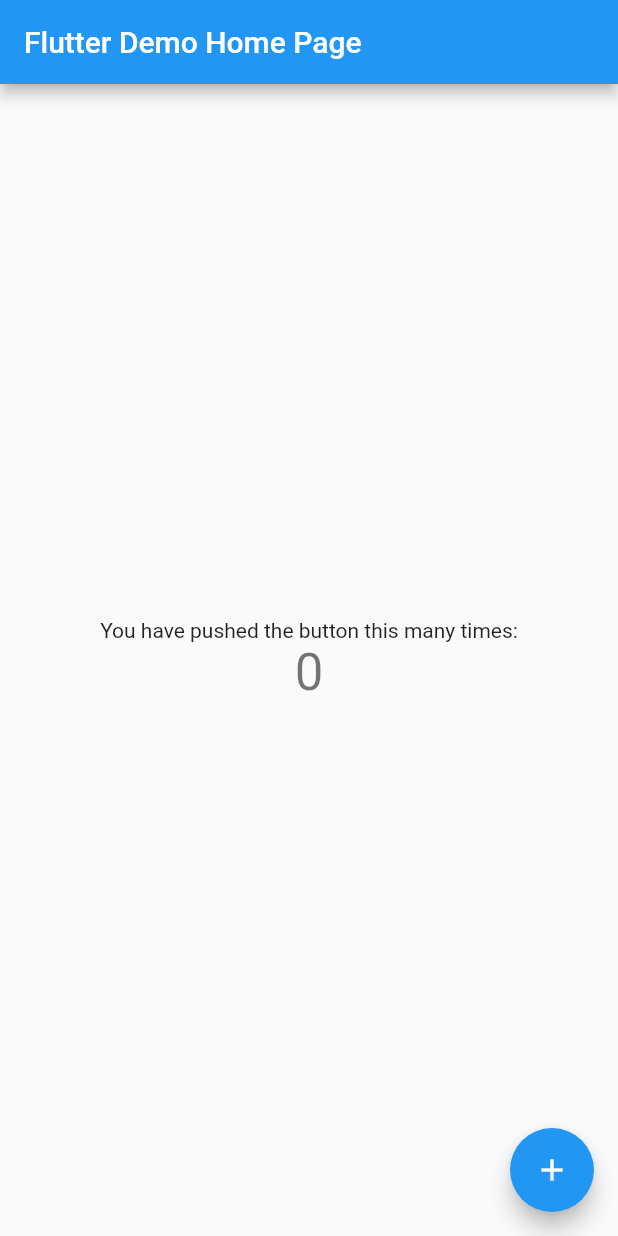
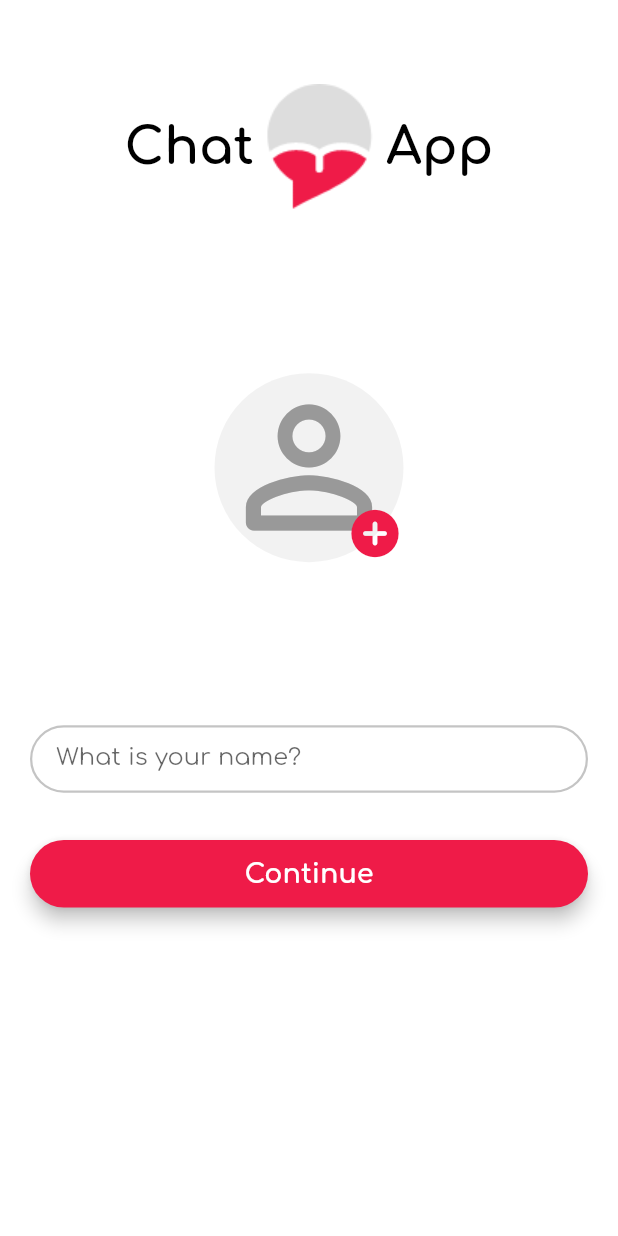
Before and after one commit to sauravgpt/fullstack_flutter_chat_app, a Flutter app: the screen it shows after launch, on a phone screen of 412 x 824 dp. Run offline on Flutter 3.47's test engine with Material 2 defaults, Android fonts, the phone set to English and light mode, and no system bars; our stand-ins replace bloc, equatable, google_fonts, sqflite; missing offline and left inert: encrypt, rethinkdb_dart; accounts and stored records are empty.

Commit message:
Onboarding Screen Implemented

```diff
--- /dev/null
+++ b/lib/colors.dart
@@ -0,0 +1,9 @@
+import 'package:flutter/material.dart';
+
+const kPrimary = Color(0xFFEF1B48);
+const kBubbleLight = Color(0xFFE8E8E8);
+const kBubbleDark = Color(0xFF262629);
+const kAppBarDark = Color(0xFF111111);
+const kActiveUsersDark = Color(0xFF3B3B3B);
+const kIndicatorBubble = Color(0xFF39B54A);
+const kIconLight = Color(0xFF999999);
--- a/lib/main.dart
+++ b/lib/main.dart
@@ -1,113 +1,20 @@
 import 'package:flutter/material.dart';
+import 'package:fullstack_chat_app/theme.dart';
+import 'package:fullstack_chat_app/ui/pages/onboarding/onboarding.dart';
 
 void main() {
   runApp(MyApp());
 }
 
 class MyApp extends StatelessWidget {
-  // This widget is the root of your application.
   @override
   Widget build(BuildContext context) {
     return MaterialApp(
-      title: 'Flutter Demo',
-      theme: ThemeData(
-        // This is the theme of your application.
-        //
-        // Try running your application with "flutter run". You'll see the
-        // application has a blue toolbar. Then, without quitting the app, try
-        // changing the primarySwatch below to Colors.green and then invoke
-        // "hot reload" (press "r" in the console where you ran "flutter run",
-        // or simply save your changes to "hot reload" in a Flutter IDE).
-        // Notice that the counter didn't reset back to zero; the application
-        // is not restarted.
-        primarySwatch: Colors.blue,
-      ),
-      home: MyHomePage(title: 'Flutter Demo Home Page'),
+      debugShowCheckedModeBanner: false,
+      title: 'Chat App',
+      theme: lightTheme(context),
+      darkTheme: darkTheme(context),
+      home: Onboarding()
     );
   }
 }
-
-class MyHomePage extends StatefulWidget {
-  MyHomePage({Key key, this.title}) : super(key: key);
-
-  // This widget is the home page of your application. It is stateful, meaning
-  // that it has a State object (defined below) that contains fields that affect
-  // how it looks.
-
-  // This class is the configuration for the state. It holds the values (in this
-  // case the title) provided by the parent (in this case the App widget) and
-  // used by the build method of the State. Fields in a Widget subclass are
-  // always marked "final".
-
-  final String title;
-
-  @override
-  _MyHomePageState createState() => _MyHomePageState();
-}
-
-class _MyHomePageState extends State<MyHomePage> {
-  int _counter = 0;
-
-  void _incrementCounter() {
-    setState(() {
-      // This call to setState tells the Flutter framework that something has
-      // changed in this State, which causes it to rerun the build method below
-      // so that the display can reflect the updated values. If we changed
-      // _counter without calling setState(), then the build method would not be
-      // called again, and so nothing would appear to happen.
-      _counter++;
-    });
-  }
-
-  @override
-  Widget build(BuildContext context) {
-    // This method is rerun every time setState is called, for instance as done
-    // by the _incrementCounter method above.
-    //
-    // The Flutter framework has been optimized to make rerunning build methods
-    // fast, so that you can just rebuild anything that needs updating rather
-    // than having to individually change instances of widgets.
-    return Scaffold(
-      appBar: AppBar(
-        // Here we take the value from the MyHomePage object that was created by
-        // the App.build method, and use it to set our appbar title.
-        title: Text(widget.title),
-      ),
-      body: Center(
-        // Center is a layout widget. It takes a single child and positions it
-        // in the middle of the parent.
-        child: Column(
-          // Column is also a layout widget. It takes a list of children and
-          // arranges them vertically. By default, it sizes itself to fit its
-          // children horizontally, and tries to be as tall as its parent.
-          //
-          // Invoke "debug painting" (press "p" in the console, choose the
-          // "Toggle Debug Paint" action from the Flutter Inspector in Android
-          // Studio, or the "Toggle Debug Paint" command in Visual Studio Code)
-          // to see the wireframe for each widget.
-          //
-          // Column has various properties to control how it sizes itself and
-          // how it positions its children. Here we use mainAxisAlignment to
-          // center the children vertically; the main axis here is the vertical
-          // axis because Columns are vertical (the cross axis would be
-          // horizontal).
-          mainAxisAlignment: MainAxisAlignment.center,
-          children: <Widget>[
-            Text(
-              'You have pushed the button this many times:',
-            ),
-            Text(
-              '$_counter',
-              style: Theme.of(context).textTheme.headline4,
-            ),
-          ],
-        ),
-      ),
-      floatingActionButton: FloatingActionButton(
-        onPressed: _incrementCounter,
-        tooltip: 'Increment',
-        child: Icon(Icons.add),
-      ), // This trailing comma makes auto-formatting nicer for build methods.
-    );
-  }
-}
--- /dev/null
+++ b/lib/theme.dart
@@ -0,0 +1,34 @@
+import 'package:flutter/material.dart';
+import 'package:google_fonts/google_fonts.dart';
+
+import 'colors.dart';
+
+final appBarTheme = AppBarTheme(
+  centerTitle: false,
+  elevation: 0,
+  backgroundColor: Colors.white,
+);
+
+ThemeData lightTheme(BuildContext context) => ThemeData.light().copyWith(
+      primaryColor: kPrimary,
+      scaffoldBackgroundColor: Colors.white,
+      appBarTheme: appBarTheme,
+      iconTheme: IconThemeData(color: kIconLight),
+      textTheme: GoogleFonts.comfortaaTextTheme(Theme.of(context).textTheme)
+          .apply(displayColor: Colors.black),
+      visualDensity: VisualDensity.adaptivePlatformDensity,
+    );
+
+ThemeData darkTheme(BuildContext context) => ThemeData.dark().copyWith(
+      primaryColor: kPrimary,
+      scaffoldBackgroundColor: Colors.black,
+      appBarTheme: appBarTheme.copyWith(backgroundColor: kAppBarDark),
+      iconTheme: IconThemeData(color: Colors.black),
+      textTheme: GoogleFonts.comfortaaTextTheme(Theme.of(context).textTheme)
+          .apply(displayColor: Colors.white),
+      visualDensity: VisualDensity.adaptivePlatformDensity,
+    );
+
+bool isLightTheme(BuildContext context) {
+  return MediaQuery.of(context).platformBrightness == Brightness.light;
+}
--- /dev/null
+++ b/lib/ui/pages/onboarding/onboarding.dart
@@ -0,0 +1,94 @@
+import 'package:flutter/material.dart';
+import 'package:fullstack_chat_app/colors.dart';
+import './../../../ui/widgets/shared/shared_exp.dart';
+import './../../../ui/widgets/onboarding/onboarding_exp.dart';
+
+class Onboarding extends StatefulWidget {
+  const Onboarding({Key key}) : super(key: key);
+
+  @override
+  _OnboardingState createState() => _OnboardingState();
+}
+
+class _OnboardingState extends State<Onboarding> {
+  @override
+  Widget build(BuildContext context) {
+    return Scaffold(
+      appBar: AppBar(
+        backgroundColor: Colors.transparent,
+      ),
+      resizeToAvoidBottomInset: false,
+      body: SafeArea(
+        child: Container(
+          child: Column(
+            crossAxisAlignment: CrossAxisAlignment.center,
+            children: [
+              _logo(),
+              Spacer(),
+              ProfileUpload(),
+              Spacer(),
+              Padding(
+                padding: const EdgeInsets.symmetric(horizontal: 20),
+                child: CustomTextField(
+                  hint: 'What is your name?',
+                  height: 45.0,
+                  onChanged: (val) {},
+                  inputAction: TextInputAction.done,
+                ),
+              ),
+              SizedBox(height: 30.0),
+              Padding(
+                padding: const EdgeInsets.symmetric(horizontal: 20),
+                child: ElevatedButton(
+                  onPressed: () {},
+                  child: Container(
+                    height: 45.0,
+                    alignment: Alignment.center,
+                    child: Text(
+                      'Continue',
+                      style: Theme.of(context).textTheme.button.copyWith(
+                          fontSize: 18.0,
+                          color: Colors.white,
+                          fontWeight: FontWeight.bold),
+                    ),
+                  ),
+                  style: ElevatedButton.styleFrom(
+                    primary: kPrimary,
+                    elevation: 5,
+                    shape: RoundedRectangleBorder(
+                        borderRadius: BorderRadius.circular(45)),
+                  ),
+                ),
+              ),
+              Spacer(flex: 2),
+            ],
+          ),
+        ),
+      ),
+    );
+  }
+
+  _logo() => Row(
+        crossAxisAlignment: CrossAxisAlignment.center,
+        mainAxisAlignment: MainAxisAlignment.center,
+        children: [
+          Text(
+            'Chat',
+            style: Theme.of(context)
+                .textTheme
+                .headline4
+                .copyWith(fontWeight: FontWeight.bold),
+          ),
+          SizedBox(width: 8),
+          Logo(),
+          SizedBox(width: 8),
+          Text(
+            'App',
+            style: Theme.of(context)
+                .textTheme
+                .headline4
+                .copyWith(fontWeight: FontWeight.bold),
+          ),
+        ],
+      );
+}
--- /dev/null
+++ b/lib/ui/widgets/onboarding/logo_widget.dart
@@ -0,0 +1,14 @@
+import 'package:flutter/material.dart';
+import 'package:fullstack_chat_app/theme.dart';
+
+class Logo extends StatelessWidget {
+  const Logo();
+  @override
+  Widget build(BuildContext context) {
+    return Container(
+      child: isLightTheme(context)
+          ? Image.asset('assets/logo_light.png', fit: BoxFit.fill)
+          : Image.asset('assets/logo_dark.png', fit: BoxFit.fill),
+    );
+  }
+}
--- /dev/null
+++ b/lib/ui/widgets/onboarding/onboarding_exp.dart
@@ -0,0 +1,2 @@
+export './logo_widget.dart';
+export './profile_upload_widget.dart';
--- /dev/null
+++ b/lib/ui/widgets/onboarding/profile_upload_widget.dart
@@ -0,0 +1,44 @@
+import 'package:flutter/material.dart';
+import 'package:fullstack_chat_app/colors.dart';
+import 'package:fullstack_chat_app/theme.dart';
+
+class ProfileUpload extends StatelessWidget {
+  const ProfileUpload();
+
+  @override
+  Widget build(BuildContext context) {
+    return Container(
+      height: 126,
+      width: 126,
+      child: Material(
+        color: isLightTheme(context) ? Color(0xFFF2F2F2) : Color(0xFF211E1E),
+        borderRadius: BorderRadius.circular(126.0),
+        child: InkWell(
+          onTap: () {},
+          borderRadius: BorderRadius.circular(126),
+          child: Stack(
+            fit: StackFit.expand,
+            children: [
+              CircleAvatar(
+                backgroundColor: Colors.transparent,
+                child: Icon(
+                  Icons.person_outline_rounded,
+                  size: 126,
+                  color: isLightTheme(context) ? kIconLight : Colors.black,
+                ),
+              ),
+              Align(
+                alignment: Alignment.bottomRight,
+                child: Icon(
+                  Icons.add_circle_rounded,
+                  color: kPrimary,
+                  size: 38,
+                ),
+              )
+            ],
+          ),
+        ),
+      ),
+    );
+  }
+}
--- /dev/null
+++ b/lib/ui/widgets/shared/custom_text_field.dart
@@ -0,0 +1,47 @@
+import 'package:flutter/material.dart';
+import 'package:fullstack_chat_app/colors.dart';
+import 'package:fullstack_chat_app/theme.dart';
+
+class CustomTextField extends StatelessWidget {
+  final String hint;
+  final Function(String val) onChanged;
+  final double height;
+  final TextInputAction inputAction;
+
+  const CustomTextField({
+    this.height = 54.0,
+    @required this.hint,
+    @required this.onChanged,
+    @required this.inputAction,
+  });
+
+  @override
+  Widget build(BuildContext context) {
+    return Container(
+      height: height,
+      decoration: BoxDecoration(
+        color: isLightTheme(context) ? Colors.white : kBubbleDark,
+        border: Border.all(
+          color: isLightTheme(context) ? Color(0xFFC4C4C4) : Color(0xFF393737),
+          width: 1.5,
+        ),
+        borderRadius: BorderRadius.circular(45),
+      ),
+      child: TextField(
+        keyboardType: TextInputType.text,
+        onChanged: onChanged,
+        textInputAction: inputAction,
+        cursorColor: kPrimary,
+        decoration: InputDecoration(
+          contentPadding:
+              const EdgeInsets.only(left: 16.0, right: 16.0, bottom: 8.0),
+          hintText: hint,
+          border: InputBorder.none,
+        ),
+        style: TextStyle(
+          color: isLightTheme(context) ? Colors.black : Colors.white,
+        ),
+      ),
+    );
+  }
+}
--- /dev/null
+++ b/lib/ui/widgets/shared/shared_exp.dart
@@ -0,0 +1 @@
+export './custom_text_field.dart';
```
Also changed, not shown: pubspec.yaml (+8 -1 lines), assets/logo_dark.png (added), assets/logo_light.png (added).
